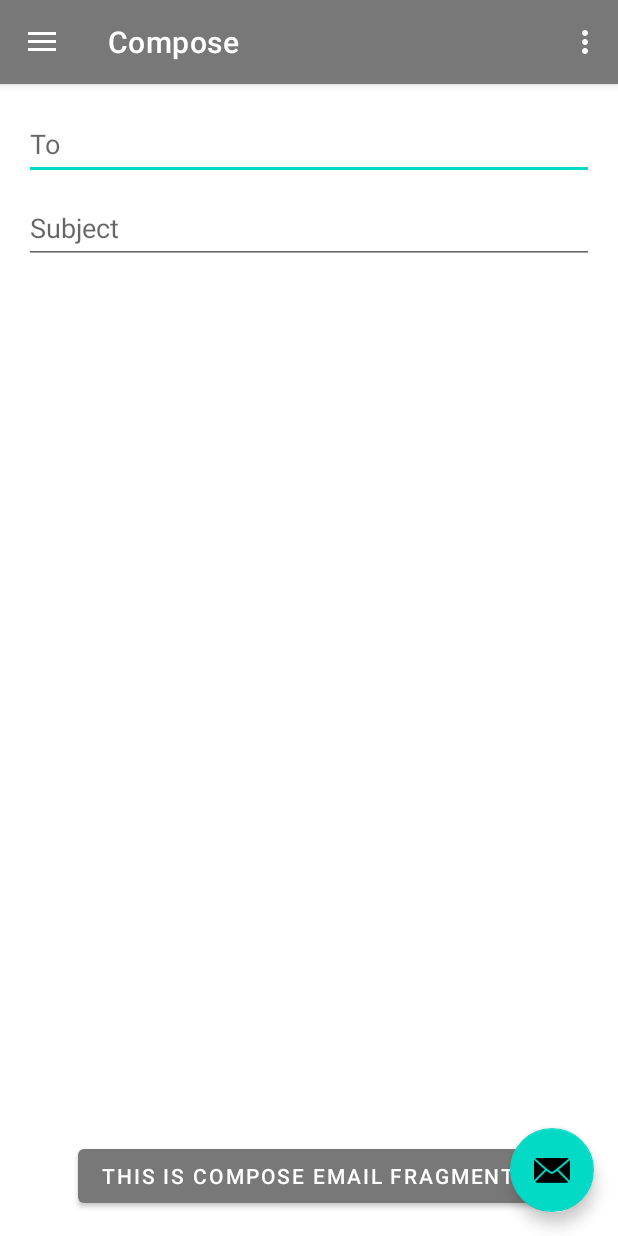
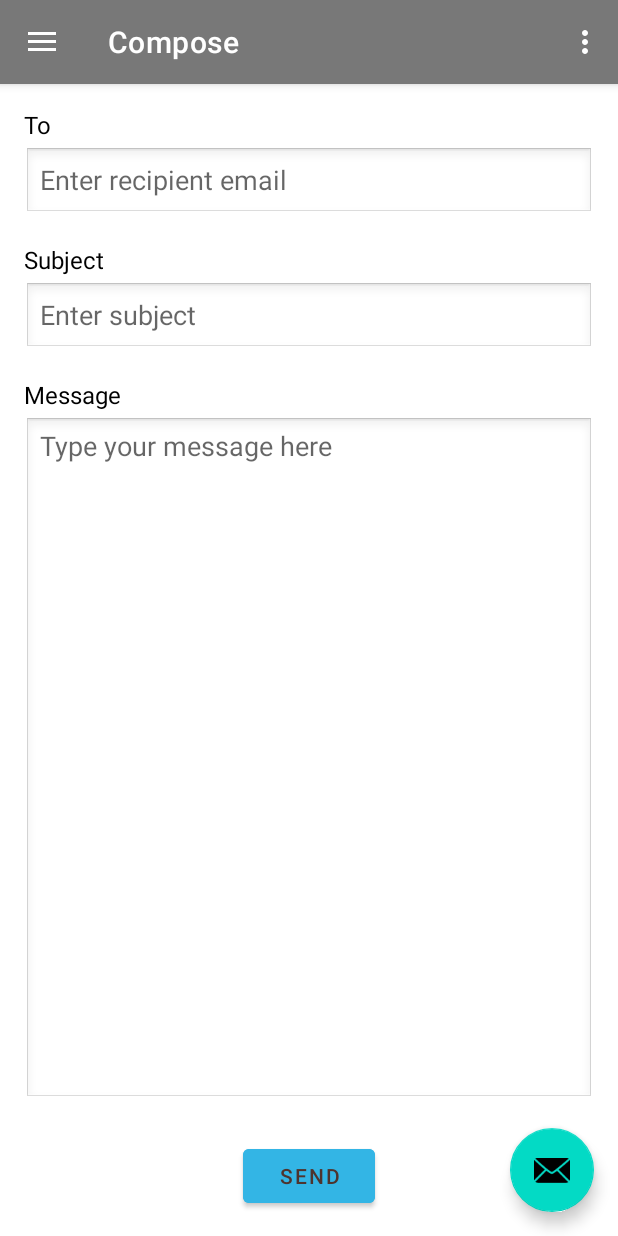
Before and after one commit to nhmllx/CMPS_3640_Proj, an Android app: the screen it shows after launch (MainActivity), in the side drawer, after a tap on "Compose", on a phone screen of 412 x 824 dp. Run offline under Robolectric (Android 15) with nearby library versions, the phone set to English and light mode, and no system bars; our stand-ins replace Firebase (no records; nobody signed in at launch, a user with empty details on screens opened directly), navigation-ui.

Commit message:
compose function

```diff
--- a/app/src/main/java/com/example/cmps3640proj/ui/compose/ComposeViewModel.java
+++ b/app/src/main/java/com/example/cmps3640proj/ui/compose/ComposeViewModel.java
@@ -10,7 +10,7 @@ public class ComposeViewModel extends ViewModel {
 
     public ComposeViewModel() {
         mText = new MutableLiveData<>();
-        mText.setValue("This is compose email fragment");
+        mText.setValue("Send");
     }
 
     public LiveData<String> getText() {
--- a/app/src/main/res/layout/fragment_compose.xml
+++ b/app/src/main/res/layout/fragment_compose.xml
@@ -1,48 +1,97 @@
 <?xml version="1.0" encoding="utf-8"?>
 <RelativeLayout xmlns:android="http://schemas.android.com/apk/res/android"
+    xmlns:tools="http://schemas.android.com/tools"
     android:layout_width="match_parent"
     android:layout_height="match_parent"
-    android:padding="16dp">
+    android:padding="16dp"
+    android:background="@android:color/white">
+
+    <!-- Recipient Label -->
+    <TextView
+        android:id="@+id/labelRecipient"
+        android:layout_width="wrap_content"
+        android:layout_height="wrap_content"
+        android:text="@string/to"
+        android:textSize="16sp"
+        android:layout_marginBottom="4dp"
+        android:textColor="@android:color/black" />
 
     <!-- Recipient Field -->
     <EditText
         android:id="@+id/editTextRecipient"
         android:layout_width="match_parent"
         android:layout_height="wrap_content"
-        android:layout_marginBottom="8dp"
-        android:hint="To"
+        android:layout_below="@id/labelRecipient"
+        android:layout_marginBottom="16dp"
+        android:autofillHints=""
+        android:hint="@string/enter_recipient_email"
         android:inputType="textEmailAddress"
-        android:minHeight="48dp" />
+        android:minHeight="48dp"
+        android:background="@android:drawable/edit_text"
+        tools:ignore="VisualLintTextFieldSize" />
+
+    <!-- Subject Label -->
+    <TextView
+        android:id="@+id/labelSubject"
+        android:layout_width="wrap_content"
+        android:layout_height="wrap_content"
+        android:autofillHints=""
+        android:text="@string/subject"
+        android:textSize="16sp"
+        android:layout_below="@id/editTextRecipient"
+        android:layout_marginBottom="4dp"
+        android:textColor="@android:color/black" />
 
     <!-- Subject Field -->
     <EditText
         android:id="@+id/editTextSubject"
         android:layout_width="match_parent"
         android:layout_height="wrap_content"
-        android:layout_below="@id/editTextRecipient"
-        android:layout_marginBottom="8dp"
-        android:hint="Subject"
-        android:minHeight="48dp" />
+        android:layout_below="@id/labelSubject"
+        android:layout_marginBottom="16dp"
+        android:hint="@string/enter_subject"
+        android:minHeight="48dp"
+        android:background="@android:drawable/edit_text"
+        tools:ignore="VisualLintTextFieldSize" />
+
+    <!-- Message Body Label -->
+    <TextView
+        android:id="@+id/labelMessage"
+        android:layout_width="wrap_content"
+        android:layout_height="wrap_content"
+        android:text="Message"
+        android:textSize="16sp"
+        android:layout_below="@id/editTextSubject"
+        android:layout_marginBottom="4dp"
+        android:textColor="@android:color/black" />
 
     <!-- Message Body Field -->
     <EditText
         android:id="@+id/editTextMessage"
         android:layout_width="match_parent"
         android:layout_height="0dp"
-        android:layout_weight="1"
-        android:hint="@string/message"
+        android:layout_below="@id/labelMessage"
+        android:layout_above="@id/buttonSend"
+        android:layout_marginBottom="16dp"
+        android:autofillHints=""
+        android:hint="@string/type_your_message_here"
         android:gravity="top"
         android:inputType="textMultiLine"
-        android:layout_below="@id/editTextSubject"
-        android:layout_marginBottom="8dp" />
+        android:minHeight="200dp"
+        android:background="@android:drawable/edit_text"
+        android:scrollbars="vertical"
+        tools:ignore="VisualLintTextFieldSize" />
 
     <!-- Send Button -->
     <Button
         android:id="@+id/buttonSend"
         android:layout_width="wrap_content"
         android:layout_height="wrap_content"
-        android:text="Send"
         android:layout_alignParentBottom="true"
-        android:layout_centerHorizontal="true" />
+        android:layout_centerHorizontal="true"
+        android:layout_marginTop="8dp"
+        android:backgroundTint="@android:color/holo_blue_light"
+        android:text="@string/send"
+        android:textColor="#4E342E" />
 
 </RelativeLayout>
--- a/app/src/main/res/values/strings.xml
+++ b/app/src/main/res/values/strings.xml
@@ -24,4 +24,10 @@
     <string name="password_hint">Password</string>
     <string name="signup_button_text">Sign Up</string>
     <string name="login_button_text">Log In</string>
+    <string name="send">Send</string>
+    <string name="type_your_message_here">Type your message here</string>
+    <string name="enter_recipient_email">Enter recipient email</string>
+    <string name="enter_subject">Enter subject</string>
+    <string name="subject">Subject</string>
+    <string name="to">To</string>
 </resources>
--- a/build.gradle.kts
+++ b/build.gradle.kts
@@ -2,4 +2,5 @@
 plugins {
     alias(libs.plugins.android.application) apply false
     alias(libs.plugins.google.gms.google.services) apply false
+
 }
```
